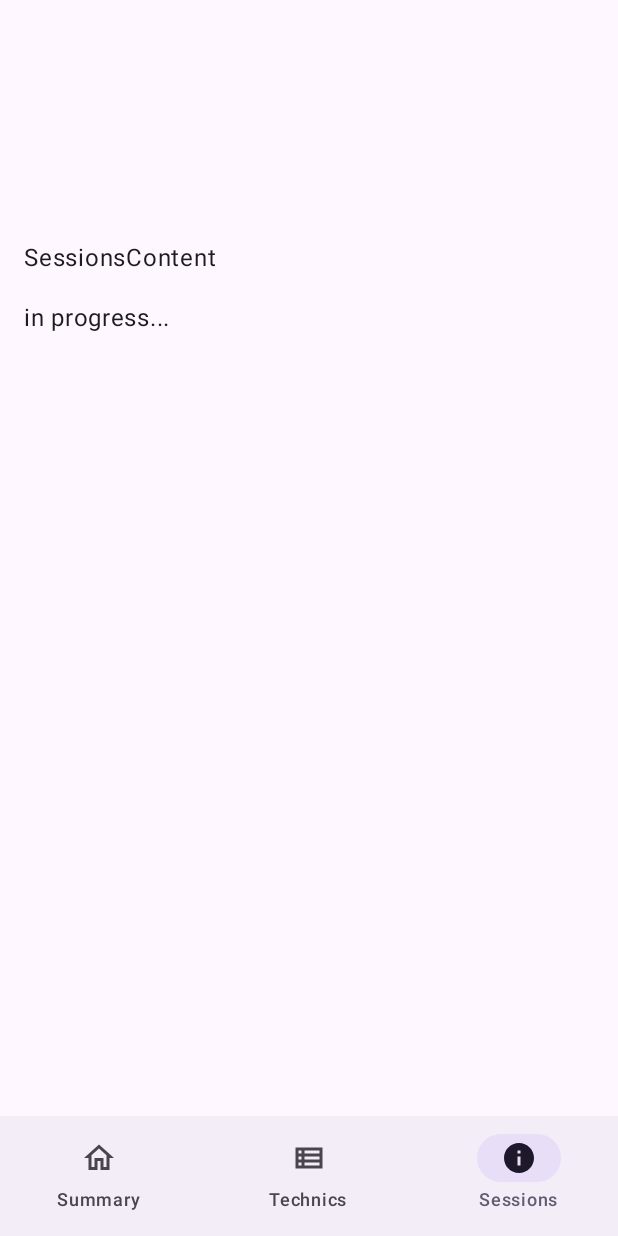
After one commit to AndriiHusiev/DynamicAssistant, an Android app built with Jetpack Compose: the SessionsContent screen opened through its navigation route, on a phone screen of 412 x 824 dp. The commit adds this screen. Run offline under Robolectric (Android 15) with nearby library versions, the phone set to English and light mode, and no system bars; our stand-ins replace Dagger/Hilt's generated code.

Commit message:
Added navigation.

```diff
--- a/app/src/main/java/com/husiev/dynassist/components/main/MainActivity.kt
+++ b/app/src/main/java/com/husiev/dynassist/components/main/MainActivity.kt
@@ -3,11 +3,17 @@ package com.husiev.dynassist.components.main
 import android.os.Bundle
 import androidx.activity.ComponentActivity
 import androidx.activity.compose.setContent
+import androidx.activity.viewModels
+import androidx.compose.foundation.isSystemInDarkTheme
 import androidx.compose.foundation.layout.fillMaxSize
 import androidx.compose.material3.MaterialTheme
 import androidx.compose.material3.Surface
+import androidx.compose.runtime.getValue
 import androidx.compose.ui.Modifier
+import androidx.lifecycle.compose.collectAsStateWithLifecycle
 import com.husiev.dynassist.components.main.composables.MainScreen
+import com.husiev.dynassist.components.start.PrefViewModel
+import com.husiev.dynassist.components.start.composables.ThemeConfig
 import com.husiev.dynassist.components.start.utils.StartAccountInfo
 import com.husiev.dynassist.ui.theme.DynamicAssistantTheme
 import dagger.hilt.android.AndroidEntryPoint
@@ -15,12 +21,21 @@ import dagger.hilt.android.AndroidEntryPoint
 @AndroidEntryPoint
 class MainActivity : ComponentActivity() {
 	private lateinit var accountInfo: StartAccountInfo
+	private val viewModel: PrefViewModel by viewModels()
 
 	override fun onCreate(savedInstanceState: Bundle?) {
 		super.onCreate(savedInstanceState)
 		getIntentData()
 		setContent {
-			DynamicAssistantTheme {
+			val uiState by viewModel.uiState.collectAsStateWithLifecycle()
+
+			DynamicAssistantTheme(useDarkTheme =
+				when(uiState.theme) {
+					ThemeConfig.LIGHT -> false
+					ThemeConfig.DARK -> true
+					else -> isSystemInDarkTheme()
+				}
+			) {
 				// A surface container using the 'background' color from the theme
 				Surface(
 					modifier = Modifier.fillMaxSize(),
--- /dev/null
+++ b/app/src/main/java/com/husiev/dynassist/components/main/composables/MainBottomBar.kt
@@ -0,0 +1,46 @@
+package com.husiev.dynassist.components.main.composables
+
+import androidx.compose.material3.Icon
+import androidx.compose.material3.NavigationBar
+import androidx.compose.material3.NavigationBarItem
+import androidx.compose.material3.Text
+import androidx.compose.runtime.Composable
+import androidx.compose.ui.Modifier
+import androidx.compose.ui.res.stringResource
+import androidx.navigation.NavDestination
+import androidx.navigation.NavDestination.Companion.hierarchy
+import com.husiev.dynassist.components.main.navigation.TopLevelDestination
+
+@Composable
+fun MainBottomBar(
+	destinations: List<TopLevelDestination>,
+	currentDestination: NavDestination?,
+	modifier: Modifier = Modifier,
+	onNavigateToDestination: (TopLevelDestination) -> Unit = {},
+) {
+
+	NavigationBar(
+		modifier = modifier,
+	) {
+		destinations.forEach { dst ->
+			val selected = currentDestination.isTopLevelDestinationInHierarchy(dst)
+
+			NavigationBarItem(
+				selected = selected,
+				onClick = { onNavigateToDestination(dst) },
+				icon = {
+					Icon(
+						imageVector = if (selected) dst.selectedIcon else dst.unselectedIcon,
+						contentDescription = null,
+					)
+				},
+				label = { Text(stringResource(dst.iconTextId)) },
+			)
+		}
+	}
+}
+
+private fun NavDestination?.isTopLevelDestinationInHierarchy(destination: TopLevelDestination) =
+	this?.hierarchy?.any {
+		it.route?.contains(destination.name, true) ?: false
+	} ?: false
--- a/app/src/main/java/com/husiev/dynassist/components/main/composables/MainScreen.kt
+++ b/app/src/main/java/com/husiev/dynassist/components/main/composables/MainScreen.kt
@@ -1,19 +1,51 @@
 package com.husiev.dynassist.components.main.composables
 
+import androidx.compose.foundation.layout.Column
+import androidx.compose.foundation.layout.padding
+import androidx.compose.material3.ExperimentalMaterial3Api
+import androidx.compose.material3.MaterialTheme
+import androidx.compose.material3.Scaffold
 import androidx.compose.runtime.Composable
 import androidx.compose.ui.Modifier
+import androidx.compose.ui.graphics.Color
 import androidx.hilt.navigation.compose.hiltViewModel
 import com.husiev.dynassist.components.main.MainViewModel
+import com.husiev.dynassist.components.main.navigation.DaNavHost
+import com.husiev.dynassist.components.main.utils.DaAppState
+import com.husiev.dynassist.components.main.utils.rememberDaAppState
+import com.husiev.dynassist.components.start.composables.DaTopAppBar
 import com.husiev.dynassist.components.start.utils.StartAccountInfo
 
+@OptIn(ExperimentalMaterial3Api::class)
 @Composable
 fun MainScreen(
 	account: StartAccountInfo,
 	modifier: Modifier = Modifier,
 	mainViewModel: MainViewModel = hiltViewModel(),
+	appState: DaAppState = rememberDaAppState(),
 ) {
-	MainContent(
-		title = account.nickname,
-		modifier = modifier
-	)
+
+	Scaffold(
+		modifier = modifier,
+		containerColor = Color.Transparent,
+		contentColor = MaterialTheme.colorScheme.onBackground,
+		bottomBar = {
+			if (appState.shouldShowBottomBar) {
+				MainBottomBar(
+					destinations = appState.topLevelDestinations,
+					currentDestination = appState.currentDestination,
+					onNavigateToDestination = appState::navigateToTopLevelDestination,
+				)
+			}
+		},
+	) { innerPadding ->
+		Column {
+			DaTopAppBar(
+				modifier = Modifier.padding(innerPadding),
+				title = account.nickname,
+			)
+
+			DaNavHost(appState = appState)
+		}
+	}
 }
--- /dev/null
+++ b/app/src/main/java/com/husiev/dynassist/components/main/composables/SessionsContent.kt
@@ -0,0 +1,43 @@
+package com.husiev.dynassist.components.main.composables
+
+import android.content.res.Configuration
+import androidx.compose.foundation.layout.Arrangement
+import androidx.compose.foundation.layout.PaddingValues
+import androidx.compose.foundation.layout.fillMaxSize
+import androidx.compose.foundation.lazy.LazyColumn
+import androidx.compose.foundation.lazy.rememberLazyListState
+import androidx.compose.material3.Text
+import androidx.compose.runtime.Composable
+import androidx.compose.ui.Modifier
+import androidx.compose.ui.res.dimensionResource
+import androidx.compose.ui.tooling.preview.Preview
+import com.husiev.dynassist.R
+import com.husiev.dynassist.ui.theme.DynamicAssistantTheme
+
+@Composable
+fun SessionsContent(
+	modifier: Modifier = Modifier,
+	title: String = "",
+	onClick: (String) -> Unit = {}
+) {
+	val state = rememberLazyListState()
+
+	LazyColumn(
+		modifier = modifier.fillMaxSize(),
+		state = state,
+		verticalArrangement = Arrangement.spacedBy(dimensionResource(R.dimen.padding_big)),
+		contentPadding = PaddingValues(dimensionResource(R.dimen.padding_big)),
+	) {
+		item { Text(text = "SessionsContent") }
+		item { Text(text = "in progress...") }
+	}
+}
+
+@Preview(showBackground = true)
+@Preview(showBackground = true, uiMode = Configuration.UI_MODE_NIGHT_YES)
+@Composable
+fun SessionsContentPreview() {
+	DynamicAssistantTheme {
+		SummaryContent()
+	}
+}
--- /dev/null
+++ b/app/src/main/java/com/husiev/dynassist/components/main/composables/SummaryContent.kt
@@ -0,0 +1,43 @@
+package com.husiev.dynassist.components.main.composables
+
+import android.content.res.Configuration
+import androidx.compose.foundation.layout.Arrangement
+import androidx.compose.foundation.layout.PaddingValues
+import androidx.compose.foundation.layout.fillMaxSize
+import androidx.compose.foundation.lazy.LazyColumn
+import androidx.compose.foundation.lazy.rememberLazyListState
+import androidx.compose.material3.Text
+import androidx.compose.runtime.Composable
+import androidx.compose.ui.Modifier
+import androidx.compose.ui.res.dimensionResource
+import androidx.compose.ui.tooling.preview.Preview
+import com.husiev.dynassist.R
+import com.husiev.dynassist.ui.theme.DynamicAssistantTheme
+
+@Composable
+fun SummaryContent(
+	modifier: Modifier = Modifier,
+	title: String = "",
+	onClick: (String) -> Unit = {}
+) {
+	val state = rememberLazyListState()
+
+	LazyColumn(
+		modifier = modifier.fillMaxSize(),
+		state = state,
+		verticalArrangement = Arrangement.spacedBy(dimensionResource(R.dimen.padding_big)),
+		contentPadding = PaddingValues(dimensionResource(R.dimen.padding_big)),
+	) {
+		item { Text(text = "SummaryContent") }
+		item { Text(text = "in progress...") }
+	}
+}
+
+@Preview(showBackground = true)
+@Preview(showBackground = true, uiMode = Configuration.UI_MODE_NIGHT_YES)
+@Composable
+fun SummaryContentPreview() {
+	DynamicAssistantTheme {
+		SummaryContent()
+	}
+}
--- /dev/null
+++ b/app/src/main/java/com/husiev/dynassist/components/main/navigation/DaNavHost.kt
@@ -0,0 +1,27 @@
+package com.husiev.dynassist.components.main.navigation
+
+import androidx.compose.runtime.Composable
+import androidx.compose.ui.Modifier
+import androidx.navigation.compose.NavHost
+import com.husiev.dynassist.components.main.utils.DaAppState
+
+@Composable
+fun DaNavHost(
+	appState: DaAppState,
+	modifier: Modifier = Modifier,
+	startDestination: String = summaryNavigationRoute,
+) {
+	val navController = appState.navController
+
+	NavHost(
+		navController = navController,
+		startDestination = startDestination,
+		modifier = modifier,
+	) {
+		summaryScreen(onClick = {})
+
+		technicsScreen(onClick = {})
+
+		sessionsScreen(onClick = {})
+	}
+}
--- /dev/null
+++ b/app/src/main/java/com/husiev/dynassist/components/main/navigation/SessionsNavigation.kt
@@ -0,0 +1,21 @@
+package com.husiev.dynassist.components.main.navigation
+
+import androidx.navigation.NavController
+import androidx.navigation.NavGraphBuilder
+import androidx.navigation.NavOptions
+import androidx.navigation.compose.composable
+import com.husiev.dynassist.components.main.composables.SessionsContent
+
+const val sessionsNavigationRoute = "sessions_route"
+
+fun NavController.navigateToSessions(navOptions: NavOptions? = null) {
+	this.navigate(sessionsNavigationRoute, navOptions)
+}
+
+fun NavGraphBuilder.sessionsScreen(onClick: (String) -> Unit) {
+	composable(
+		route = sessionsNavigationRoute,
+	) {
+		SessionsContent(onClick = onClick)
+	}
+}
--- /dev/null
+++ b/app/src/main/java/com/husiev/dynassist/components/main/navigation/SummaryNavigation.kt
@@ -0,0 +1,21 @@
+package com.husiev.dynassist.components.main.navigation
+
+import androidx.navigation.NavController
+import androidx.navigation.NavGraphBuilder
+import androidx.navigation.NavOptions
+import androidx.navigation.compose.composable
+import com.husiev.dynassist.components.main.composables.SummaryContent
+
+const val summaryNavigationRoute = "summary_route"
+
+fun NavController.navigateToSummary(navOptions: NavOptions? = null) {
+	this.navigate(summaryNavigationRoute, navOptions)
+}
+
+fun NavGraphBuilder.summaryScreen(onClick: (String) -> Unit) {
+	composable(
+		route = summaryNavigationRoute,
+	) {
+		SummaryContent(onClick = onClick)
+	}
+}
--- /dev/null
+++ b/app/src/main/java/com/husiev/dynassist/components/main/navigation/TechnicsNavigation.kt
@@ -0,0 +1,21 @@
+package com.husiev.dynassist.components.main.navigation
+
+import androidx.navigation.NavController
+import androidx.navigation.NavGraphBuilder
+import androidx.navigation.NavOptions
+import androidx.navigation.compose.composable
+import com.husiev.dynassist.components.main.composables.TechnicsContent
+
+const val technicsNavigationRoute = "technics_route"
+
+fun NavController.navigateToTechnics(navOptions: NavOptions? = null) {
+	this.navigate(technicsNavigationRoute, navOptions)
+}
+
+fun NavGraphBuilder.technicsScreen(onClick: (String) -> Unit) {
+	composable(
+		route = technicsNavigationRoute,
+	) {
+		TechnicsContent(onClick = onClick)
+	}
+}
--- /dev/null
+++ b/app/src/main/java/com/husiev/dynassist/components/main/navigation/TopLevelDestination.kt
@@ -0,0 +1,39 @@
+package com.husiev.dynassist.components.main.navigation
+
+import androidx.annotation.StringRes
+import androidx.compose.material.icons.Icons
+import androidx.compose.material.icons.filled.Home
+import androidx.compose.material.icons.filled.Info
+import androidx.compose.material.icons.filled.ViewList
+import androidx.compose.material.icons.outlined.Home
+import androidx.compose.material.icons.outlined.Info
+import androidx.compose.material.icons.outlined.ViewList
+import androidx.compose.ui.graphics.vector.ImageVector
+import com.husiev.dynassist.R
+
+/**
+ * Type for the top level destinations in the application. Each of these destinations
+ * can contain one or more screens (based on the window size). Navigation from one screen to the
+ * next within a single destination will be handled directly in composables.
+ */
+enum class TopLevelDestination(
+	val selectedIcon: ImageVector,
+	val unselectedIcon: ImageVector,
+	@StringRes val iconTextId: Int,
+) {
+	SUMMARY(
+		selectedIcon = Icons.Filled.Home,
+		unselectedIcon = Icons.Outlined.Home,
+		iconTextId = R.string.navigation_item_summary_text,
+	),
+	TECHNICS(
+		selectedIcon = Icons.Filled.ViewList,
+		unselectedIcon = Icons.Outlined.ViewList,
+		iconTextId = R.string.navigation_item_technics_text,
+	),
+	SESSIONS(
+		selectedIcon = Icons.Filled.Info,
+		unselectedIcon = Icons.Outlined.Info,
+		iconTextId = R.string.navigation_item_sessions_text,
+	),
+}
--- /dev/null
+++ b/app/src/main/java/com/husiev/dynassist/components/main/utils/DaAppState.kt
@@ -0,0 +1,79 @@
+package com.husiev.dynassist.components.main.utils
+
+import androidx.compose.runtime.Composable
+import androidx.compose.runtime.remember
+import androidx.compose.runtime.rememberCoroutineScope
+import androidx.navigation.NavDestination
+import androidx.navigation.NavGraph.Companion.findStartDestination
+import androidx.navigation.NavHostController
+import androidx.navigation.compose.currentBackStackEntryAsState
+import androidx.navigation.compose.rememberNavController
+import androidx.navigation.navOptions
+import com.husiev.dynassist.components.main.navigation.TopLevelDestination
+import com.husiev.dynassist.components.main.navigation.TopLevelDestination.SESSIONS
+import com.husiev.dynassist.components.main.navigation.TopLevelDestination.SUMMARY
+import com.husiev.dynassist.components.main.navigation.TopLevelDestination.TECHNICS
+import com.husiev.dynassist.components.main.navigation.navigateToSessions
+import com.husiev.dynassist.components.main.navigation.navigateToSummary
+import com.husiev.dynassist.components.main.navigation.navigateToTechnics
+import kotlinx.coroutines.CoroutineScope
+
+@Composable
+fun rememberDaAppState(
+	coroutineScope: CoroutineScope = rememberCoroutineScope(),
+	navController: NavHostController = rememberNavController(),
+): DaAppState = remember(
+	coroutineScope,
+	navController
+) {
+	DaAppState(
+		coroutineScope = coroutineScope,
+		navController = navController,
+	)
+}
+
+class DaAppState(
+	val coroutineScope: CoroutineScope,
+	val navController: NavHostController,
+) {
+	val shouldShowBottomBar: Boolean
+		get() = true
+
+	val currentDestination: NavDestination?
+		@Composable get() = navController.currentBackStackEntryAsState().value?.destination
+
+	/**
+	 * Map of top level destinations to be used in the TopBar, BottomBar and NavRail. The key is the
+	 * route.
+	 */
+	val topLevelDestinations: List<TopLevelDestination> = TopLevelDestination.values().asList()
+
+	/**
+	 * UI logic for navigating to a top level destination in the app. Top level destinations have
+	 * only one copy of the destination of the back stack, and save and restore state whenever you
+	 * navigate to and from it.
+	 *
+	 * @param topLevelDestination The destination the app needs to navigate to.
+	 */
+	fun navigateToTopLevelDestination(topLevelDestination: TopLevelDestination) {
+		val topLevelNavOptions = navOptions {
+			// Pop up to the start destination of the graph to
+			// avoid building up a large stack of destinations
+			// on the back stack as users select items
+			popUpTo(navController.graph.findStartDestination().id) {
+				saveState = true
+			}
+			// Avoid multiple copies of the same destination when
+			// reselecting the same item
+			launchSingleTop = true
+			// Restore state when reselecting a previously selected item
+			restoreState = true
+		}
+
+		when (topLevelDestination) {
+			SUMMARY -> navController.navigateToSummary(topLevelNavOptions)
+			TECHNICS -> navController.navigateToTechnics(topLevelNavOptions)
+			SESSIONS -> navController.navigateToSessions(topLevelNavOptions)
+		}
+	}
+}
--- /dev/null
+++ b/app/src/main/java/com/husiev/dynassist/components/main/utils/MainDataUtils.kt
@@ -0,0 +1 @@
+package com.husiev.dynassist.components.main.utils
--- a/app/src/main/java/com/husiev/dynassist/components/start/StartPrefViewModel.kt
+++ b/app/src/main/java/com/husiev/dynassist/components/start/PrefViewModel.kt
@@ -9,23 +9,21 @@ import dagger.hilt.android.lifecycle.HiltViewModel
 import kotlinx.coroutines.Dispatchers
 import kotlinx.coroutines.flow.SharingStarted
 import kotlinx.coroutines.flow.StateFlow
-import kotlinx.coroutines.flow.map
 import kotlinx.coroutines.flow.stateIn
 import kotlinx.coroutines.launch
 import javax.inject.Inject
 
 @HiltViewModel
-class StartPrefViewModel @Inject constructor(
+class PrefViewModel @Inject constructor(
 	private val preferencesRepository: PreferencesRepository
 ): ViewModel() {
 
-	val uiState: StateFlow<UserPreferences> = preferencesRepository.userData.map {
-		it
-	}.stateIn(
-		scope = viewModelScope,
-		initialValue = UserPreferences(ThemeConfig.FOLLOW_SYSTEM),
-		started = SharingStarted.WhileSubscribed(5_000),
-	)
+	val uiState: StateFlow<UserPreferences> = preferencesRepository.userData
+		.stateIn(
+			scope = viewModelScope,
+			initialValue = UserPreferences(ThemeConfig.FOLLOW_SYSTEM),
+			started = SharingStarted.WhileSubscribed(5_000),
+		)
 
 	fun setTheme(theme: ThemeConfig) {
 		viewModelScope.launch(Dispatchers.IO) {
--- a/app/src/main/java/com/husiev/dynassist/components/start/StartActivity.kt
+++ b/app/src/main/java/com/husiev/dynassist/components/start/StartActivity.kt
@@ -18,7 +18,7 @@ import dagger.hilt.android.AndroidEntryPoint
 
 @AndroidEntryPoint
 class StartActivity : ComponentActivity() {
-	private val viewModel: StartPrefViewModel by viewModels()
+	private val viewModel: PrefViewModel by viewModels()
 
 	override fun onCreate(savedInstanceState: Bundle?) {
 		super.onCreate(savedInstanceState)
--- a/app/src/main/java/com/husiev/dynassist/components/start/composables/StartContent.kt
+++ b/app/src/main/java/com/husiev/dynassist/components/start/composables/StartContent.kt
@@ -54,7 +54,7 @@ fun StartContent(
 		contentColor = MaterialTheme.colorScheme.onBackground,
 	) { innerPadding ->
 		Column {
-			DATopAppBar(
+			DaTopAppBar(
 				title = stringResource(R.string.app_name),
 				navigationIcon = Icons.Filled.Search,
 				navigationIconContentDescription = stringResource(R.string.description_search_text),
--- a/app/src/main/java/com/husiev/dynassist/components/start/composables/TopAppBar.kt
+++ b/app/src/main/java/com/husiev/dynassist/components/start/composables/TopAppBar.kt
@@ -20,7 +20,7 @@ import androidx.compose.ui.tooling.preview.Preview
 
 @OptIn(ExperimentalMaterial3Api::class)
 @Composable
-fun DATopAppBar(
+fun DaTopAppBar(
 	title: String,
 	modifier: Modifier = Modifier,
 	navigationIcon: ImageVector? = null,
@@ -70,7 +70,7 @@ fun DATopAppBar(
 @Preview("Top App Bar")
 @Composable
 private fun DATopAppBarPreview() {
-	DATopAppBar(
+	DaTopAppBar(
 		title = stringResource(android.R.string.untitled),
 		navigationIcon = Icons.Filled.Search,
 		navigationIconContentDescription = "Navigation icon",
--- a/app/src/main/res/values/strings.xml
+++ b/app/src/main/res/values/strings.xml
@@ -17,6 +17,9 @@
 
     <!-- Main Activity -->
     <string name="title_activity_main">nickname</string>
+    <string name="navigation_item_summary_text">Summary</string>
+    <string name="navigation_item_technics_text">Technics</string>
+    <string name="navigation_item_sessions_text">Sessions</string>
 
     <!-- Content Description -->
     <string name="description_start_fab">Add account</string>
```
Also changed, not shown: app/build.gradle.kts (+7 -2 lines), app/src/main/java/com/husiev/dynassist/components/main/composables/MainContent.kt (deleted, +0 -44 lines), app/src/main/java/com/husiev/dynassist/components/main/composables/TechnicsContent.kt (added, +43 -0 lines).
